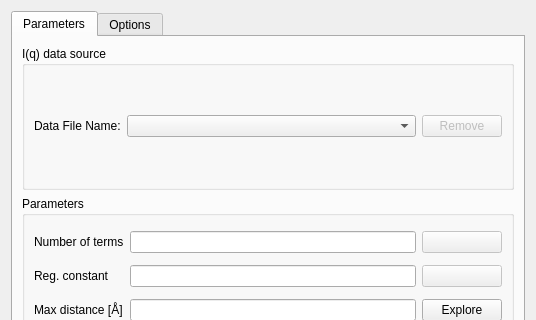
SasView/sasview, file src/sas/qtgui/Perspectives/Inversion/UI/TabbedInversionUI.ui: the form before one commit; both pictures show x 0 to 536 and y 0 to 320 of the 536 by 543 pixel window.
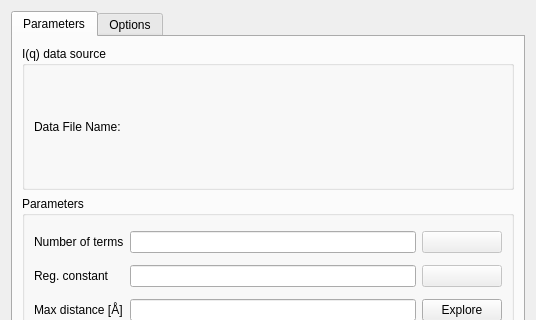
The form after the commit.

Commit message: Integration of the inversion perspective into the refactoring project (#4164)

Patch:
```diff
--- a/src/sas/qtgui/Perspectives/Inversion/UI/TabbedInversionUI.ui
+++ b/src/sas/qtgui/Perspectives/Inversion/UI/TabbedInversionUI.ui
@@ -597,31 +597,9 @@
              </widget>
             </item>
             <item>
-             <widget class="QComboBox" name="dataList">
-              <property name="sizePolicy">
-               <sizepolicy hsizetype="MinimumExpanding" vsizetype="Fixed">
-                <horstretch>0</horstretch>
-                <verstretch>0</verstretch>
-               </sizepolicy>
-              </property>
-              <property name="toolTip">
-               <string>Select the I(q) data file to invert.</string>
-              </property>
-             </widget>
-            </item>
-            <item>
-             <widget class="QPushButton" name="removeButton">
-              <property name="enabled">
-               <bool>false</bool>
-              </property>
-              <property name="sizePolicy">
-               <sizepolicy hsizetype="Fixed" vsizetype="Fixed">
-                <horstretch>0</horstretch>
-                <verstretch>0</verstretch>
-               </sizepolicy>
-              </property>
+             <widget class="QLabel" name="dataNameLabel">
               <property name="text">
-               <string>Remove</string>
+               <string/>
               </property>
              <property name="toolTip">
               <string>Remove the selected data file from the list.</string>
```
Left out of the diff: 11 changed lines with no effect on the pictures. The commit also changes 10 other files.
